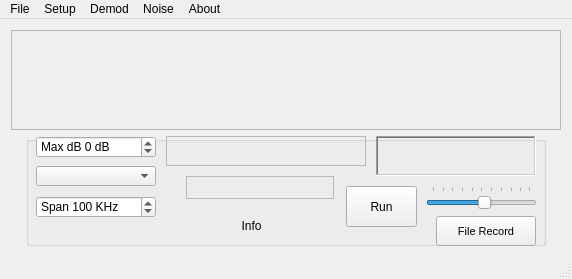
rafael2k/CuteSDR, file unixforms/mainwindow.ui: the form before one commit.
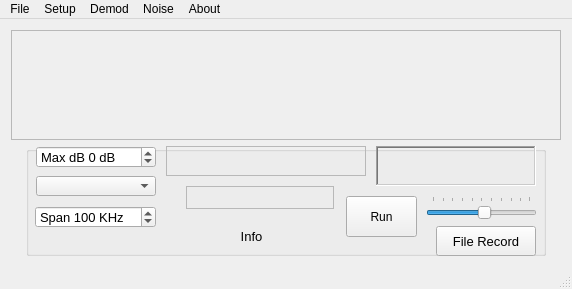
The form after the commit. Custom widgets are drawn as their Qt base class.

Diff of the .ui file:
```diff
--- a/unixforms/mainwindow.ui
+++ b/unixforms/mainwindow.ui
@@ -7,7 +7,7 @@
     <x>0</x>
     <y>0</y>
     <width>572</width>
-    <height>275</height>
+    <height>289</height>
    </rect>
   </property>
   <property name="sizePolicy">
@@ -168,6 +168,11 @@
            <height>30</height>
           </size>
          </property>
+         <property name="font">
+          <font>
+           <pointsize>12</pointsize>
+          </font>
+         </property>
          <property name="toolTip">
           <string>Demod Center Frequency</string>
          </property>
@@ -184,9 +189,9 @@
         <widget class="QSpinBox" name="SpanspinBox">
          <property name="geometry">
           <rect>
-           <x>10</x>
+           <x>9</x>
            <y>60</y>
-           <width>120</width>
+           <width>121</width>
            <height>22</height>
           </rect>
          </property>
@@ -205,6 +210,7 @@
          <property name="font">
           <font>
            <family>MS Shell Dlg 2</family>
+           <pointsize>10</pointsize>
            <weight>50</weight>
            <bold>false</bold>
           </font>
@@ -252,6 +258,11 @@
            <height>0</height>
           </size>
          </property>
+         <property name="font">
+          <font>
+           <pointsize>10</pointsize>
+          </font>
+         </property>
          <property name="toolTip">
           <string>Vertical Scale</string>
          </property>
@@ -280,6 +291,11 @@
            <height>20</height>
           </size>
          </property>
+         <property name="font">
+          <font>
+           <pointsize>10</pointsize>
+          </font>
+         </property>
          <property name="frameShape">
           <enum>QFrame::NoFrame</enum>
          </property>
@@ -317,6 +333,11 @@
            <height>0</height>
           </size>
          </property>
+         <property name="font">
+          <font>
+           <pointsize>10</pointsize>
+          </font>
+         </property>
          <property name="toolTip">
           <string>Maximum Screen dB</string>
          </property>
@@ -427,7 +448,7 @@
          </property>
          <property name="font">
           <font>
-           <pointsize>8</pointsize>
+           <pointsize>10</pointsize>
            <weight>50</weight>
            <bold>false</bold>
            <kerning>false</kerning>
```
Left out of the diff: 2 changed lines with no effect on the pictures.
